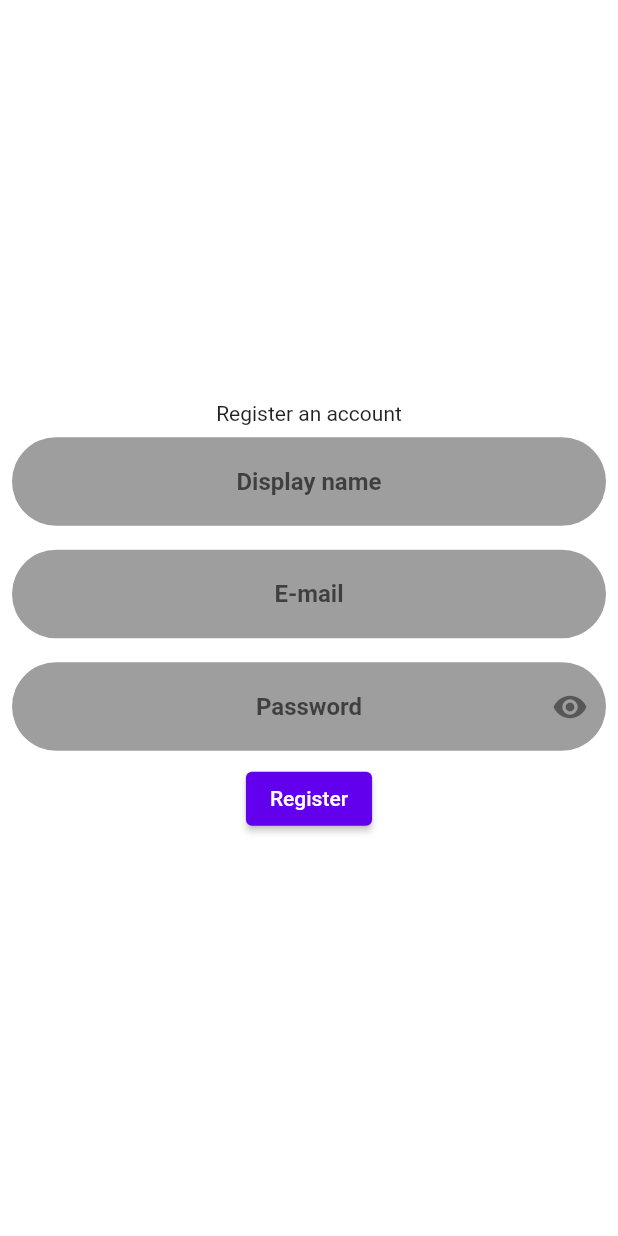
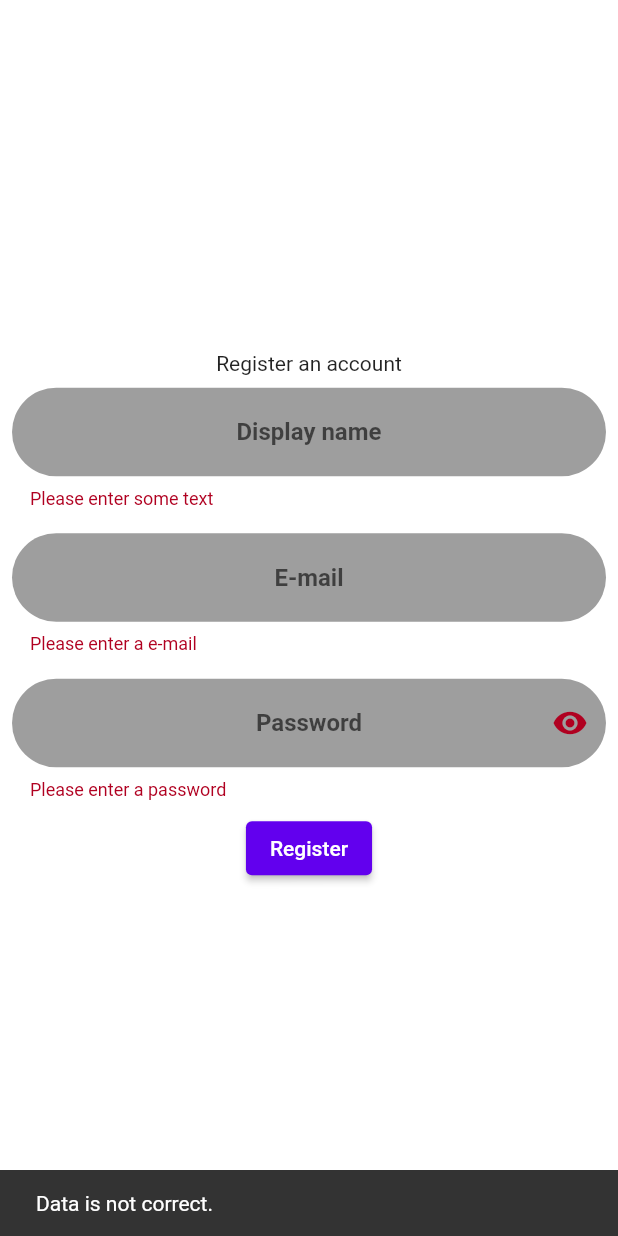
Before and after one commit to Josde/Habitr, a Flutter app: the SignUpScreen screen opened directly, after a tap on "Register", on a phone screen of 412 x 824 dp. Run offline on Flutter 3.47's test engine with Material 2 defaults, Android fonts, the phone set to English and light mode, and no system bars; our stand-ins replace bloc, country_picker, equatable, flutter_bloc, flutter_native_splash, flutter_settings_screens and 3 more; missing offline and left inert: jdenticon_dart; accounts and stored records are empty.

Commit message:
Cleanup and such

```diff
--- a/lib/data/classes/routine.dart
+++ b/lib/data/classes/routine.dart
@@ -26,7 +26,7 @@ class Routine {
     if (json.containsKey('timerLength')) {
       this.timerLength = json['timerLength'];
     } else {
-      this.timerLength = 10; // TODO: CHANGE THIS
+      this.timerLength = 60; // TODO: CHANGE THIS
     }
   }
 
--- a/lib/screens/misc/login_screen.dart
+++ b/lib/screens/misc/login_screen.dart
@@ -1,8 +1,8 @@
 import 'package:flutter/gestures.dart';
 import 'package:flutter/material.dart';
 import 'package:habitr_tfg/screens/misc/sign_up_screen.dart';
+import 'package:habitr_tfg/utils/validator.dart';
 import 'package:habitr_tfg/widgets/rounded_text_form_field.dart';
-
 import 'package:habitr_tfg/utils/constants.dart';
 import 'package:habitr_tfg/widgets/bottom_nav_bar.dart';
 import 'package:supabase_flutter/supabase_flutter.dart';
@@ -32,6 +32,7 @@ class _LogInScreenState extends State<LogInScreen> {
                 child: RoundedTextFormField(
                   hintText: 'E-mail',
                   onSaved: (String? value) {this._email = value!;},
+                  validator: (value) { return emailValidator(value);}
                 ),
               ),
               Padding(
@@ -41,12 +42,13 @@ class _LogInScreenState extends State<LogInScreen> {
                   obscureText: true,
                   suffixIcon: Icons.visibility,
                   onSaved: (String? value) {this._password = value!;},
+                  validator: (value) { return passwordValidator(value);},
                 ),
               ),
               ElevatedButton(
                 child: Text('Login'),
                 onPressed: () async {
-                  if (!_formKey.currentState!.validate()) { //TODO: Add validators to both this and signup. This can currently crash due to null strings if empty.
+                  if (!_formKey.currentState!.validate()) {
                       ScaffoldMessenger.of(context).showSnackBar(
                         const SnackBar(content: Text('Data is not correct.')),
                       );
--- a/lib/screens/misc/sign_up_screen.dart
+++ b/lib/screens/misc/sign_up_screen.dart
@@ -1,6 +1,7 @@
 import 'package:flutter/gestures.dart';
 import 'package:flutter/material.dart';
 import 'package:habitr_tfg/utils/constants.dart';
+import 'package:habitr_tfg/utils/validator.dart';
 import 'package:habitr_tfg/widgets/rounded_text_form_field.dart';
 
 import '../../widgets/bottom_nav_bar.dart';
@@ -30,6 +31,7 @@ class _SignUpScreenState extends State<SignUpScreen> {
                 child: RoundedTextFormField(
                   hintText: 'Display name',
                   onSaved: (String? value) {this._displayName = value!;},
+                  validator: (value) { return textNotEmptyValidator(value);}
                 ),
               ),
               Padding(
@@ -37,6 +39,7 @@ class _SignUpScreenState extends State<SignUpScreen> {
                 child: RoundedTextFormField(
                   hintText: 'E-mail',
                   onSaved: (String? value) {this._email = value!;},
+                  validator: (value) { return emailValidator(value);},
                 ),
               ),
               Padding(
@@ -46,12 +49,13 @@ class _SignUpScreenState extends State<SignUpScreen> {
                   obscureText: true,
                   suffixIcon: Icons.visibility,
                   onSaved: (String? value) {this._password = value!;},
+                  validator: (value) { return passwordValidator(value);}
                 ),
               ),
               ElevatedButton(
                 child: Text('Register'),
                 onPressed: () async {
-                    if (!_formKey.currentState!.validate()) { //TODO: Add validators to both this and signin
+                    if (!_formKey.currentState!.validate()) {
                       ScaffoldMessenger.of(context).showSnackBar(
                         const SnackBar(content: Text('Data is not correct.')),
                       );
--- a/lib/screens/routine/edit_routine_screen.dart
+++ b/lib/screens/routine/edit_routine_screen.dart
@@ -122,7 +122,7 @@ class _EditRoutineScreenState extends State<EditRoutineScreen> {
                 child: Padding(
                     padding: const EdgeInsets.all(8.0),
                     child: TextFormField(
-                      initialValue: '${(timerLength ~/ 60).toString()}', //TODO: Fix this being so ugly (or add support for float times)
+                      initialValue: '${(timerLength ~/ 60).toString()}',
                       validator: (value) {return numericInputValidator(value);},
                       onSaved: (value) {timerLength = (value == null ? 10 : int.parse(value) * 60);},
                       decoration: InputDecoration(
--- a/lib/screens/routine/stopwatch_routine_detail_screen.dart
+++ b/lib/screens/routine/stopwatch_routine_detail_screen.dart
@@ -10,7 +10,6 @@ class StopwatchRoutineDetailScreen extends StatelessWidget {
 
   @override
   Widget build(BuildContext context) {
-    // TODO: implement build
     return Scaffold(
         appBar: AppBar(
           backgroundColor: Colors.transparent,
--- a/lib/screens/users/friends_screen.dart
+++ b/lib/screens/users/friends_screen.dart
@@ -30,7 +30,7 @@ class _FriendsScreenState extends State<FriendsScreen> {
                   onTap: () {Navigator.push(context, MaterialPageRoute(builder: (context) => ProfileScreen(user: u)));},
                   child: Container(
                     color: Theme.of(context).primaryColorDark,
-                    child: Row( //TODO: Add identicon to this
+                    child: Row(
                       children: [SvgPicture.string(Jdenticon.toSvg(u.id)),
                         Text('${u.name}')]
                       ),
--- a/lib/utils/validator.dart
+++ b/lib/utils/validator.dart
@@ -13,3 +13,31 @@ String? numericInputValidator(value) {
   }
   return null;
 }
+
+String? emailValidator(value) { // https://regexr.com/2rhq7 for the RegEx: RFC2822 E-Mail Validation
+  // Technically this allows aaa@aaa type mails, without a proper TLD, but other than that it's perfect.
+  if (value == null || value == '') {
+    return 'Please enter a e-mail';
+  }
+  bool validEmail = RegExp(r"[a-z0-9!#$%&'*+/=?^_`{|}~-]+(?:\.[a-z0-9!#$%&'*+/=?^_`{|}~-]+)*@(?:[a-z0-9](?:[a-z0-9-]*[a-z0-9])?\.)+[a-z0-9](?:[a-z0-9-]*[a-z0-9])?").hasMatch(value);
+  if (validEmail) {
+    return null;
+  } else {
+    return 'This e-mail is not correct';
+  }
+}
+
+String? passwordValidator(value) { // https://regexr.com/3bfsi
+  // 8 characters min, one uppercase, one lowercase and one number.
+  //Allows symbols but doesn't require them
+  // Allows tildes, ñ ç and other characters
+  if (value == null || value == '') {
+    return 'Please enter a password';
+  }
+  bool validPassword = RegExp(r"^(?=.*\d)(?=.*[a-z])(?=.*[A-Z])(?=.*[a-zA-Z]).{8,}$").hasMatch(value);
+  if (validPassword) {
+    return null;
+  } else {
+    return 'Must be longer than 8 characters, and contain at least an uppercase letter, an lowercase letter and a symbol.';
+  }
+}
--- a/lib/widgets/rounded_text_form_field.dart
+++ b/lib/widgets/rounded_text_form_field.dart
@@ -18,6 +18,7 @@ class RoundedTextFormField extends StatelessWidget {
       obscureText: obscureText!,
       decoration: InputDecoration(
         hintText: hintText,
+        errorMaxLines: 3,
         prefixIcon: Icon(null), //FIXME: Delete this, ffs
         suffixIcon: Icon(suffixIcon),
         border: OutlineInputBorder(
```
Also changed, not shown: lib/blocs/routines/routines_bloc.dart (+0 -7 lines), lib/main.dart (+4 -7 lines), lib/screens/misc/feed_screen.dart (+67 -1 lines), lib/widgets/rounded_container.dart (added, +17 -0 lines).
